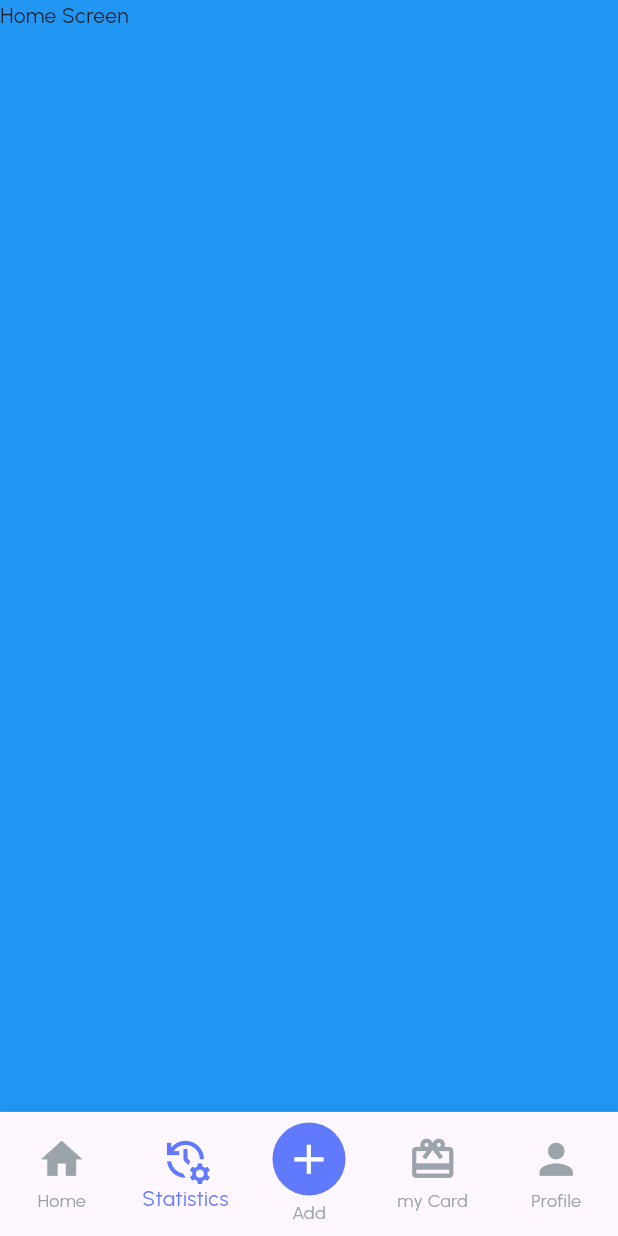
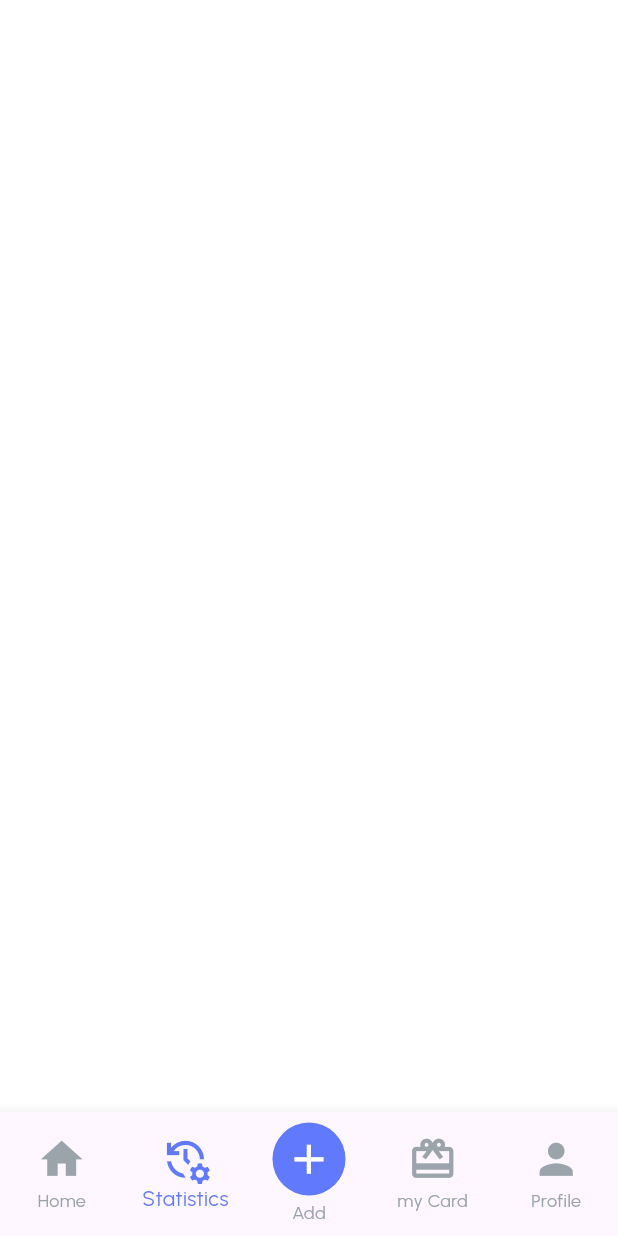
Before and after one commit to mohamedAboElkhair/flutter_UI_figma, a Flutter app: the MainScreen screen opened by its route, item 2 of the bottom bar chosen, on a phone screen of 412 x 824 dp. Run offline on Flutter 3.47's test engine with Material 3 defaults, Android fonts, the light colour scheme and no system bars; our stand-ins replace carousel_slider, dots_indicator, flutter_screenutil, flutter_svg, go_router, pin_code_fields.

Commit message:
statistics_page

```diff
--- a/lib/features/auth/create_new_password_screen.dart
+++ b/lib/features/auth/create_new_password_screen.dart
@@ -1,6 +1,5 @@
 import 'package:flutter/material.dart';
 import 'package:flutter_screenutil/flutter_screenutil.dart';
-import 'package:ui_figma/core/styling/app_assets.dart';
 import 'package:ui_figma/core/styling/app_colors.dart';
 import 'package:ui_figma/core/styling/app_styles.dart';
 import 'package:ui_figma/features/nav/widgets/icon_nav_widget.dart';
--- a/lib/features/main_screen/main_screen.dart
+++ b/lib/features/main_screen/main_screen.dart
@@ -4,6 +4,7 @@ import 'package:ui_figma/core/styling/app_colors.dart';
 import 'package:ui_figma/features/home_page.dart/home_page_screen.dart';
 import 'package:ui_figma/features/my_card/card_page_screen.dart';
 import 'package:ui_figma/features/profile_page/profile_page_screen.dart';
+import 'package:ui_figma/features/statistics_page/statistics_screen.dart';
 
 class MainScreen extends StatefulWidget {
   const MainScreen({super.key});
@@ -16,12 +17,7 @@ class _MainScreen extends State<MainScreen> {
   int currentIndex = 0;
   List<Widget> screens = [
     HomePageScreen(),
-    Container(
-      width: double.infinity,
-      height: double.infinity,
-      child: Text('Home Screen'),
-      color: Colors.blue,
-    ),
+    StatisticsScreen(),
 
     Container(
       width: double.infinity,
--- /dev/null
+++ b/lib/features/statistics_page/statistics_screen.dart
@@ -0,0 +1,157 @@
+import 'package:flutter/material.dart';
+import 'package:flutter_screenutil/flutter_screenutil.dart';
+import 'package:ui_figma/widgets/space_widgets.dart.dart';
+
+class StatisticsScreen extends StatefulWidget {
+  const StatisticsScreen({super.key});
+
+  @override
+  State<StatisticsScreen> createState() => _StatisticsScreenState();
+}
+
+class _StatisticsScreenState extends State<StatisticsScreen> {
+  @override
+  Widget build(BuildContext context) {
+    return Padding(
+      padding: EdgeInsets.symmetric(horizontal: 24.w),
+      child: Column(
+        children: [
+          HightSpaceWidgets(height: 18),
+          // BarChart(
+          //   BarChartData(
+          //     barTouchData: barTouchData,
+          //     titlesData: titlesData,
+          //     borderData: borderData,
+          //     barGroups: barGroups,
+          //     gridData: const FlGridData(show: false),
+          //     alignment: BarChartAlignment.spaceAround,
+          //     maxY: 20,
+          //   ),
+          // ),
+        ],
+      ),
+    );
+  }
+}
+
+//   BarTouchData get barTouchData => BarTouchData(
+//     enabled: false,
+//     touchTooltipData: BarTouchTooltipData(
+//       getTooltipColor: (group) => Colors.transparent,
+//       tooltipPadding: EdgeInsets.zero,
+//       tooltipMargin: 8,
+//       getTooltipItem:
+//           (
+//             BarChartGroupData group,
+//             int groupIndex,
+//             BarChartRodData rod,
+//             int rodIndex,
+//           ) {
+//             return BarTooltipItem(
+//               rod.toY.round().toString(),
+//               const TextStyle(color: Colors.red, fontWeight: FontWeight.bold),
+//             );
+//           },
+//     ),
+//   );
+// }
+
+// Widget getTitles(double value, TitleMeta meta) {
+//   final style = TextStyle(
+//     color: Colors.black,
+//     fontWeight: FontWeight.bold,
+//     fontSize: 14,
+//   );
+//   String text;
+//   switch (value.toInt()) {
+//     case 0:
+//       text = 'Mn';
+//       break;
+//     case 1:
+//       text = 'Te';
+//       break;
+//     case 2:
+//       text = 'Wd';
+//       break;
+//     case 3:
+//       text = 'Tu';
+//       break;
+//     case 4:
+//       text = 'Fr';
+//       break;
+//     case 5:
+//       text = 'St';
+//       break;
+//     case 6:
+//       text = 'Sn';
+//       break;
+//     default:
+//       text = '';
+//       break;
+//   }
+//   return SideTitleWidget(
+//     meta: meta,
+//     space: 4,
+//     child: Text(text, style: style),
+//   );
+// }
+
+// FlTitlesData get titlesData => FlTitlesData(
+//   show: true,
+//   bottomTitles: AxisTitles(
+//     sideTitles: SideTitles(
+//       showTitles: true,
+//       reservedSize: 30,
+//       getTitlesWidget: getTitles,
+//     ),
+//   ),
+//   leftTitles: const AxisTitles(sideTitles: SideTitles(showTitles: false)),
+//   topTitles: const AxisTitles(sideTitles: SideTitles(showTitles: false)),
+//   rightTitles: const AxisTitles(sideTitles: SideTitles(showTitles: false)),
+// );
+
+// FlBorderData get borderData => FlBorderData(show: false);
+
+// LinearGradient get _barsGradient => LinearGradient(
+//   colors: [Colors.blue, Colors.green],
+//   begin: Alignment.bottomCenter,
+//   end: Alignment.topCenter,
+// );
+
+// List<BarChartGroupData> get barGroups => [
+//   BarChartGroupData(
+//     x: 0,
+//     barRods: [BarChartRodData(toY: 8, gradient: _barsGradient)],
+//     showingTooltipIndicators: [0],
+//   ),
+//   BarChartGroupData(
+//     x: 1,
+//     barRods: [BarChartRodData(toY: 10, gradient: _barsGradient)],
+//     showingTooltipIndicators: [0],
+//   ),
+//   BarChartGroupData(
+//     x: 2,
+//     barRods: [BarChartRodData(toY: 14, gradient: _barsGradient)],
+//     showingTooltipIndicators: [0],
+//   ),
+//   BarChartGroupData(
+//     x: 3,
+//     barRods: [BarChartRodData(toY: 15, gradient: _barsGradient)],
+//     showingTooltipIndicators: [0],
+//   ),
+//   BarChartGroupData(
+//     x: 4,
+//     barRods: [BarChartRodData(toY: 13, gradient: _barsGradient)],
+//     showingTooltipIndicators: [0],
+//   ),
+//   BarChartGroupData(
+//     x: 5,
+//     barRods: [BarChartRodData(toY: 10, gradient: _barsGradient)],
+//     showingTooltipIndicators: [0],
+//   ),
+//   BarChartGroupData(
+//     x: 6,
+//     barRods: [BarChartRodData(toY: 16, gradient: _barsGradient)],
+//     showingTooltipIndicators: [0],
+//   ),
+// ];
--- a/pubspec.yaml
+++ b/pubspec.yaml
@@ -40,6 +40,7 @@ dependencies:
   pin_code_fields: ^8.0.1
   carousel_slider: ^5.1.1
   dots_indicator: ^4.0.1
+
 
 dev_dependencies:
   flutter_test:
```
